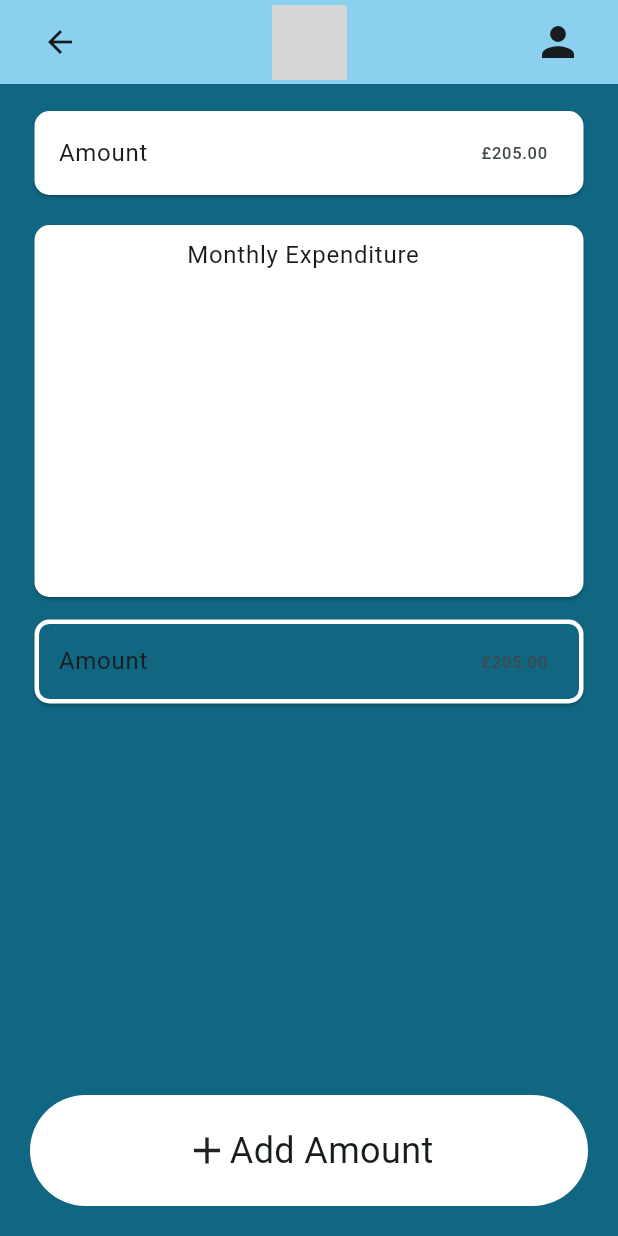
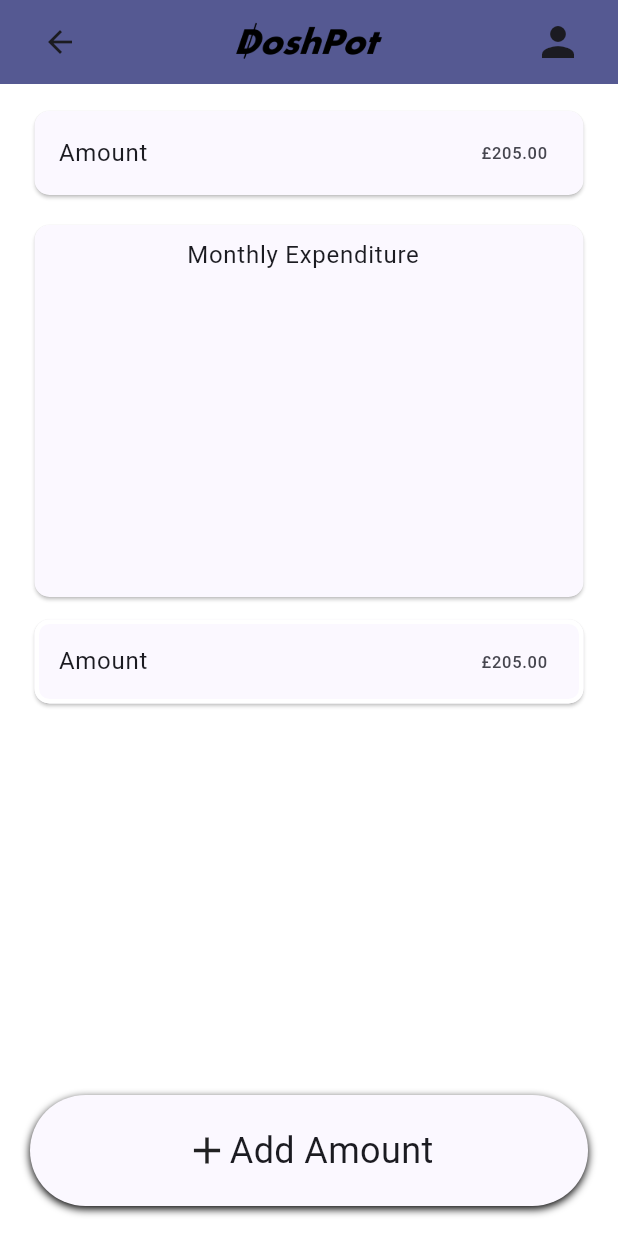
Before and after one commit to b-a-hanley/Dosh, a Flutter app: the screen it shows after launch, after a tap on "Add Amount", on a phone screen of 412 x 824 dp. Run offline on Flutter 3.47's test engine with Material 3 defaults, Android fonts, the phone set to English and light mode, and no system bars; generated files the repository leaves out were written again; grey boxes are pictures that could not be loaded.

Commit message:
colour set up

```diff
--- a/dosh_pot/lib/components/my_app_bar.dart
+++ b/dosh_pot/lib/components/my_app_bar.dart
@@ -1,5 +1,4 @@
 import 'package:flutter/material.dart';
-
 import '../pages/home_page.dart';
 
 class MyAppBar extends AppBar {
@@ -11,7 +10,7 @@ class MyAppBar extends AppBar {
     required this.name,
   }) : super(
       automaticallyImplyLeading: false,
-      backgroundColor: Theme.of(context).colorScheme.inversePrimary,
+      backgroundColor: Theme.of(context).colorScheme.primary,
       title: Row(
         mainAxisAlignment: MainAxisAlignment.spaceBetween,
         children: <Widget>[
@@ -19,7 +18,7 @@ class MyAppBar extends AppBar {
           GestureDetector(
             child: Row(
               children: [
-                Image.asset("assets/images/doshpot.png", height: 50),
+                Image.asset("assets/images/doshpot.png", width: 100, height: 40)
               ],
             ),
             onTap: () {
--- a/dosh_pot/lib/components/my_button.dart
+++ b/dosh_pot/lib/components/my_button.dart
@@ -23,8 +23,14 @@ class MyButton extends StatelessWidget {
         margin: EdgeInsets.all(20),
         padding: const EdgeInsets.all(20),
         decoration: BoxDecoration(
-          color: colour ?? Theme.of(context).colorScheme.secondary,
+          color: colour ?? Theme.of(context).colorScheme.primary,
           borderRadius: BorderRadius.circular(50),
+          boxShadow: [
+            BoxShadow(
+              blurRadius: 4.0,
+              offset: Offset(0, 2), // similar to default elevation 1
+            ),
+          ],
         ),
         child: Row(
           mainAxisAlignment: MainAxisAlignment.center,
--- a/dosh_pot/lib/main.dart
+++ b/dosh_pot/lib/main.dart
@@ -1,9 +1,22 @@
 import 'package:flutter/material.dart';
-
 import 'pages/home_page.dart';
+import 'languages/l10n.dart';
+import 'package:flutter_localizations/flutter_localizations.dart';
+import 'package:provider/provider.dart';
+import 'providers/colour_provider.dart';
+import 'providers/locale_provider.dart';
+import 'package:flutter_gen/gen_l10n/app_localizations.dart';
 
 void main() {
-  runApp(const DoshPot());
+  runApp(
+    MultiProvider(
+      providers: [
+        ChangeNotifierProvider(create: (_) => LocaleProvider()),
+        ChangeNotifierProvider(create: (_) => ColourProvider()),
+      ],
+      child: DoshPot(),
+    ),
+  );
 }
 
 class DoshPot extends StatelessWidget {
@@ -11,13 +24,24 @@ class DoshPot extends StatelessWidget {
 
   @override
   Widget build(BuildContext context) {
+    final localeProvider = Provider.of<LocaleProvider>(context);
+
     return MaterialApp(
+      debugShowCheckedModeBanner: false,
       title: 'DoshPot',
+      supportedLocales: L10n.all, //calls class of available languages
+      locale: localeProvider.locale, //use selected locale
+      localizationsDelegates: const [
+        AppLocalizations.delegate, //controls app localisations
+        GlobalMaterialLocalizations.delegate, //control material localisations
+        GlobalWidgetsLocalizations.delegate, //controls text direction
+      ],
       theme: ThemeData(
-        colorScheme: ColorScheme.fromSeed(seedColor: Colors.blueGrey),
+        colorScheme: ColorScheme.fromSeed(seedColor: Color.fromRGBO(0,0,255, 100)),
         useMaterial3: true,
       ),
-      home: const HomePage(),
+      home: HomePage(),
     );
+
   }
 }
--- a/dosh_pot/lib/pages/home_page.dart
+++ b/dosh_pot/lib/pages/home_page.dart
@@ -13,17 +13,16 @@ class _HomePageState extends State<HomePage> {
   @override
   Widget build(BuildContext context) {
     return Scaffold(
-      backgroundColor: Theme.of(context).colorScheme.primary,
-      appBar: MyAppBar(name: "AnchoredMind", context),
+      backgroundColor: Colors.white,
+      appBar: MyAppBar(context, name: 'Dosh'),
       body: Column(
         children: [
-
           Expanded(
             child: ListView(
               padding: const EdgeInsets.all(8),
               children: <Widget>[
                 Card(
-                    color: Theme.of(context).colorScheme.onSecondary,
+                    color: Theme.of(context).colorScheme.surface,
                     margin:
                     EdgeInsets.symmetric(horizontal: 15, vertical: 10),
                     shape: RoundedRectangleBorder(
@@ -36,7 +35,7 @@ class _HomePageState extends State<HomePage> {
                     )
                 ),
                 Card(
-                    color: Theme.of(context).colorScheme.onSecondary,
+                    color: Theme.of(context).colorScheme.surface,
                     margin:
                     EdgeInsets.symmetric(horizontal: 15, vertical: 10),
                     shape: RoundedRectangleBorder(
@@ -48,7 +47,8 @@ class _HomePageState extends State<HomePage> {
                           Text("Monthly Expenditure"),
                           Padding(padding: EdgeInsets.all(100)),
                           Card(
-                             shape: RoundedRectangleBorder(
+                            color: Colors.blue,
+                            shape: RoundedRectangleBorder(
                               borderRadius: BorderRadius.circular(25),
                             ),
                           )
@@ -58,7 +58,7 @@ class _HomePageState extends State<HomePage> {
                     )
                 ),
                 Card(
-                    color: Theme.of(context).colorScheme.primary,
+                    color: Theme.of(context).colorScheme.surface,
                     margin: EdgeInsets.symmetric(horizontal: 15, vertical: 5),
                     shape: RoundedRectangleBorder(
                       side: BorderSide(
@@ -79,7 +79,7 @@ class _HomePageState extends State<HomePage> {
           MyButton(
             name: "Add Amount",
             icon: Icons.add,
-            colour: Colors.white,
+            colour: Theme.of(context).colorScheme.surface,
             onPressed: () {},
           ),
         ],
--- /dev/null
+++ b/dosh_pot/lib/providers/colour_provider.dart
@@ -0,0 +1,19 @@
+import 'package:flutter/material.dart';
+
+class ColourProvider extends ChangeNotifier {
+  // Default primary color
+  Color _primaryColor = Colors.blue;
+
+  Color get primaryColor => _primaryColor;
+
+  void setPrimaryColor(Color color) {
+    _primaryColor = color;
+    notifyListeners();
+  }
+
+  // Optional: pre-defined themes
+  ThemeData get themeData => ThemeData(
+        primaryColor: _primaryColor,
+        colorScheme: ColorScheme.fromSeed(seedColor: _primaryColor),
+      );
+}
```
Also changed, not shown: dosh_pot/assets/images/doshpot.png (added), dosh_pot/assets/images/doshpot_initials.png (added).
